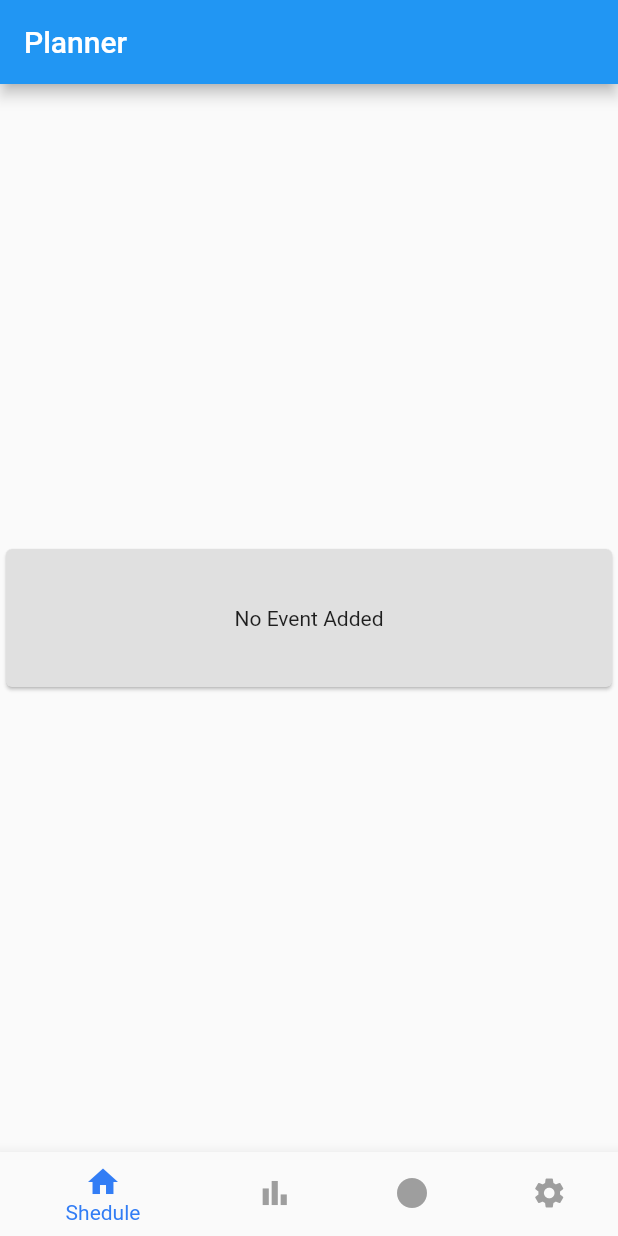
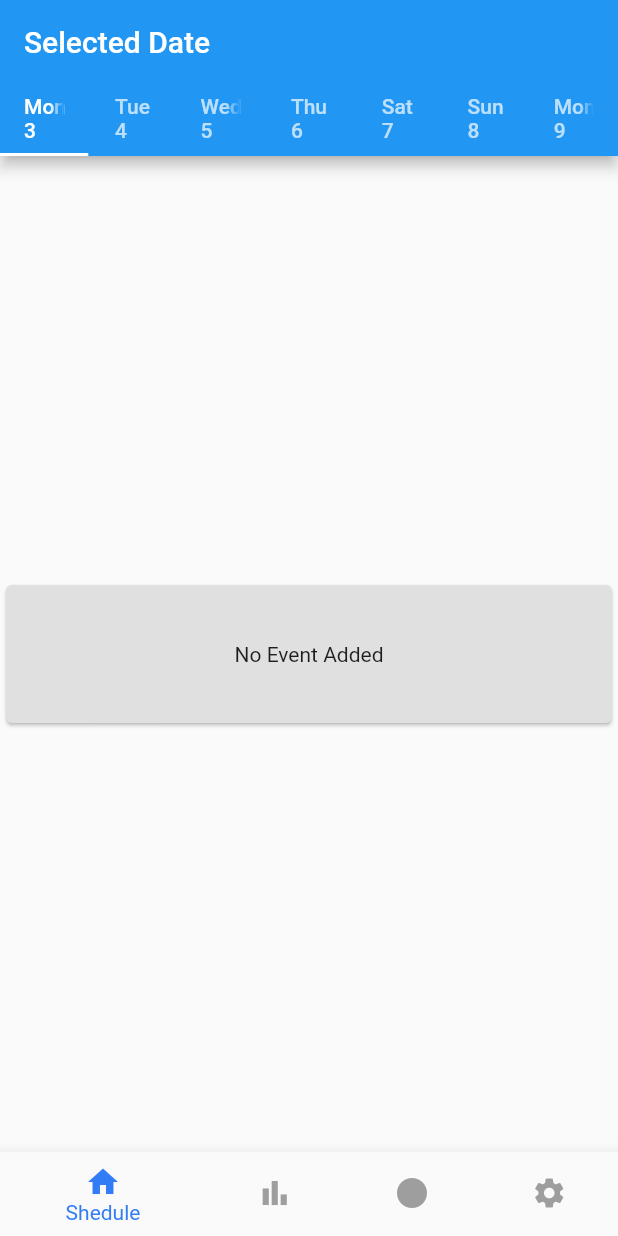
Before and after one commit to evanknapke/Productivity-Planner, a Flutter app: the screen it shows after launch, on a phone screen of 412 x 824 dp. Run offline on Flutter 3.47's test engine with Material 2 defaults, Android fonts, the phone set to English and light mode, and no system bars.

Commit message:
Add date tabs inside appbar

```diff
--- a/lib/main.dart
+++ b/lib/main.dart
@@ -3,6 +3,7 @@
 // found in the LICENSE file.
 
 import 'package:flutter/material.dart';
+import 'package:intl/intl.dart';
 
 void main() => runApp(MyApp());
 
@@ -21,57 +22,13 @@ class MyApp extends StatelessWidget {
   }
 }
 
-class EventScreen extends StatefulWidget {
-  @override
-  _EventScreenState createState() => _EventScreenState();
-}
-
-class _EventScreenState extends State<EventScreen> {
-  final _formKey = GlobalKey<FormState>();
-
-  @override
-  Widget build(BuildContext context) {
-    return Scaffold(
-      appBar: AppBar(title: const Text("Create an event")),
-      body: Form(
-        key: _formKey,
-        child: Column(
-          children: <Widget>[
-            TextFormField(
-              // The validator receives the text that the user has entered.
-              validator: (value) {
-                if (value == null || value.isEmpty) {
-                  return 'Please enter some text';
-                }
-                return null;
-              },
-            ),
-            ElevatedButton(
-              onPressed: () {
-                // Validate returns true if the form is valid, or false otherwise.
-                if (_formKey.currentState.validate()) {
-                  // If the form is valid, display a snackbar. In the real world,
-                  // you'd often call a server or save the information in a database.
-                  ScaffoldMessenger.of(context)
-                      .showSnackBar(SnackBar(content: Text('Processing Data')));
-                }
-              },
-              child: Text('Submit'),
-            ),
-          ],
-        ),
-      ),
-    );
-  }
-}
-
 // shortcut to generate: stful
 class MainApp extends StatefulWidget {
   @override
   _MainAppState createState() => _MainAppState();
 }
 
-class _MainAppState extends State<MainApp> {
+class _MainAppState extends State<MainApp> with TickerProviderStateMixin {
   int _selectedIndex = 0;
   static const TextStyle optionStyle =
       TextStyle(fontSize: 30, fontWeight: FontWeight.bold);
@@ -88,11 +45,53 @@ class _MainAppState extends State<MainApp> {
     });
   }
 
+  TabController _tabController;
+
   @override
   Widget build(BuildContext context) {
+    DateTime now = DateTime.now();
+    // DateFormat dayFormat = DateFormat('d');
+    DateFormat weekdayFormat = DateFormat('EE');
+    print(now.weekday + 1);
+
+    List days = [];
+    List weekdays = [];
+    for (var i = 0; i <= 6; i++) {
+      days.add((now.day + i).toString());
+      weekdays.add(weekdayFormat.format(DateTime(now.weekday + i)));
+    }
+
+    _tabController = TabController(length: 7, vsync: this);
+
     return Scaffold(
       appBar: AppBar(
-        title: const Text('Planner'),
+        title: Text("Selected Date"),
+        bottom: TabBar(
+          controller: _tabController,
+          tabs: <Widget>[
+            Tab(
+              text: weekdays[0] + "\n" + days[0],
+            ),
+            Tab(
+              text: weekdays[1] + "\n" + days[1],
+            ),
+            Tab(
+              text: weekdays[2] + "\n" + days[2],
+            ),
+            Tab(
+              text: weekdays[3] + "\n" + days[3],
+            ),
+            Tab(
+              text: weekdays[4] + "\n" + days[4],
+            ),
+            Tab(
+              text: weekdays[5] + "\n" + days[5],
+            ),
+            Tab(
+              text: weekdays[6] + "\n" + days[6],
+            ),
+          ],
+        ),
       ),
       body: Center(
         child: _widgetOptions.elementAt(_selectedIndex),
@@ -146,7 +145,10 @@ class SchedulePage extends StatelessWidget {
               Navigator.pushNamed(context, '/events_screen');
             },
             child: const Center(child: Text('No Event Added')),
-                ))));
+          ),
+        ),
+      ),
+    );
   }
 }
 
@@ -200,3 +202,47 @@ class SettingsPage extends StatelessWidget {
     );
   }
 }
+
+class EventScreen extends StatefulWidget {
+  @override
+  _EventScreenState createState() => _EventScreenState();
+}
+
+class _EventScreenState extends State<EventScreen> {
+  final _formKey = GlobalKey<FormState>();
+
+  @override
+  Widget build(BuildContext context) {
+    return Scaffold(
+      appBar: AppBar(title: const Text("Create an event")),
+      body: Form(
+        key: _formKey,
+        child: Column(
+          children: <Widget>[
+            TextFormField(
+              // The validator receives the text that the user has entered.
+              validator: (value) {
+                if (value == null || value.isEmpty) {
+                  return 'Please enter some text';
+                }
+                return null;
+              },
+            ),
+            ElevatedButton(
+              onPressed: () {
+                // Validate returns true if the form is valid, or false otherwise.
+                if (_formKey.currentState.validate()) {
+                  // If the form is valid, display a snackbar. In the real world,
+                  // you'd often call a server or save the information in a database.
+                  ScaffoldMessenger.of(context)
+                      .showSnackBar(SnackBar(content: Text('Processing Data')));
+                }
+              },
+              child: Text('Submit'),
+            ),
+          ],
+        ),
+      ),
+    );
+  }
+}
--- a/pubspec.yaml
+++ b/pubspec.yaml
@@ -24,10 +24,10 @@ dependencies:
   flutter:
     sdk: flutter
 
-
   # The following adds the Cupertino Icons font to your application.
   # Use with the CupertinoIcons class for iOS style icons.
   cupertino_icons: ^1.0.2
+  intl: ^0.17.0
 
 dev_dependencies:
   flutter_test:
```
Lines whose indentation alone changed are shown as unchanged.
